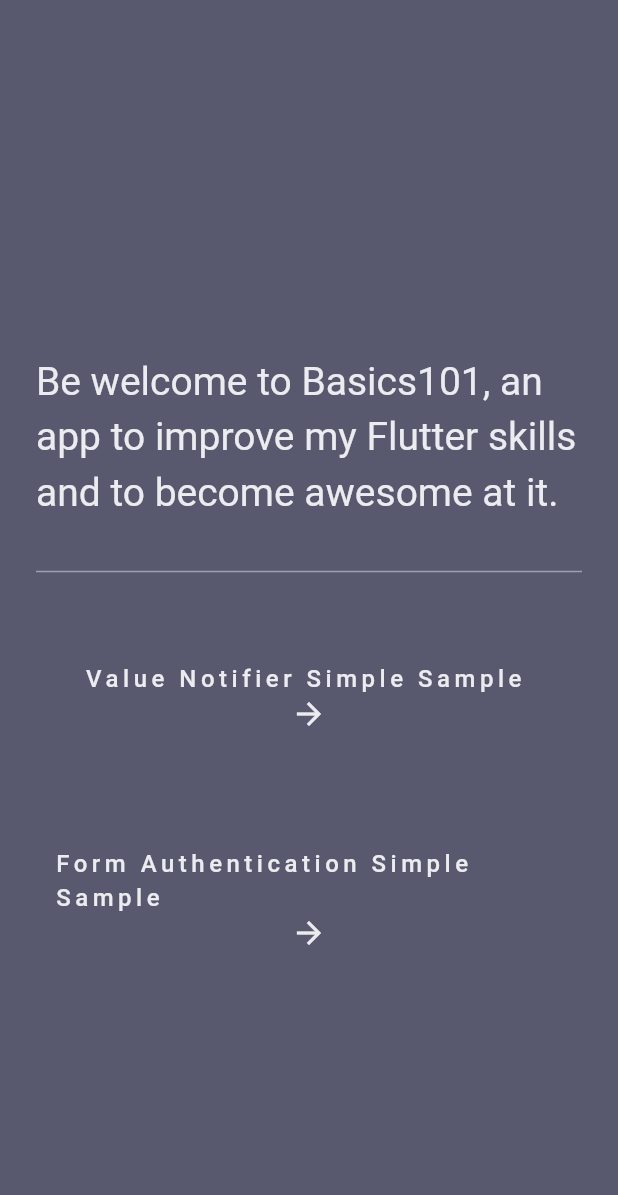
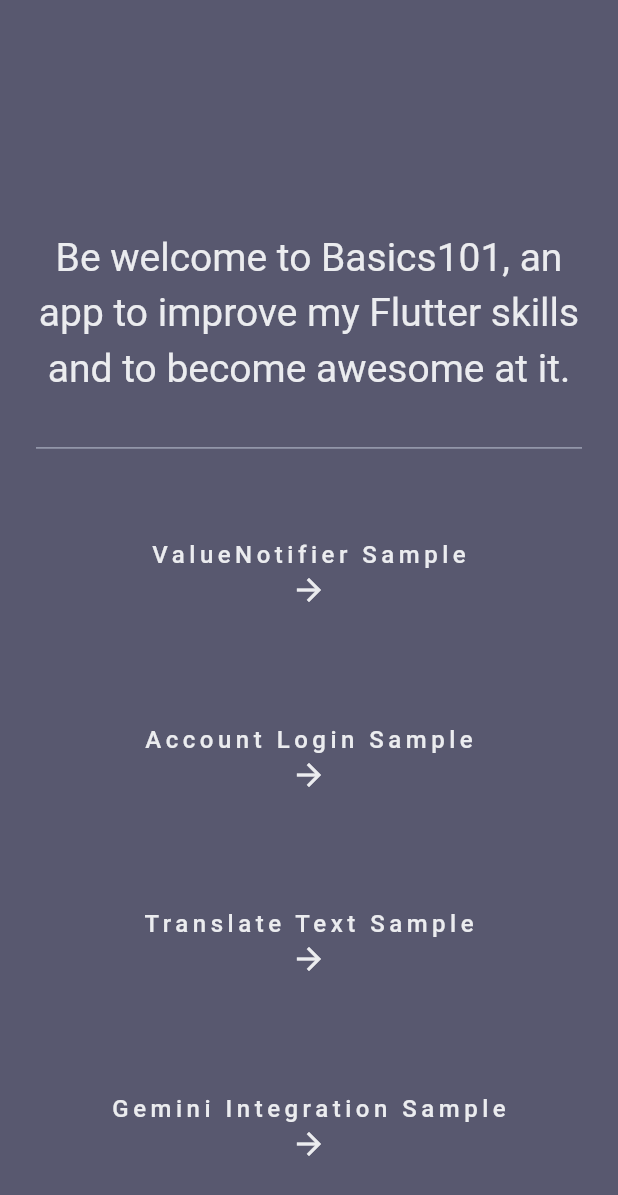
Before and after one commit to devherik/FlutterBasics101, a Flutter app: the screen it shows after launch, on a phone screen of 412 x 824 dp. Shown: the top 1195 px of the screen. Run offline on Flutter 3.47's test engine with Material 3 defaults, Android fonts, the phone set to English and light mode, and no system bars; our stand-ins replace go_router.

Commit message:
structure: next pages created

```diff
--- a/lib/config/app_router.dart
+++ b/lib/config/app_router.dart
@@ -1,7 +1,10 @@
 import 'package:basic101/pages/auth/auth_page.dart';
 import 'package:basic101/pages/auth/newaccount_page.dart';
 import 'package:basic101/pages/auth/recovery_page.dart';
+import 'package:basic101/pages/data_analytics/data_analytics_page.dart';
+import 'package:basic101/pages/gemini_page.dart';
 import 'package:basic101/pages/home_page.dart';
+import 'package:basic101/pages/translate_page.dart';
 import 'package:basic101/pages/valuenotifier_page.dart';
 import 'package:flutter/material.dart';
 import 'package:go_router/go_router.dart';
@@ -73,7 +76,46 @@
               child: child,
             ),
           ),
-        )
+        ),
+        GoRoute(
+          path: 'translate',
+          name: 'translate',
+          pageBuilder: (context, state) => CustomTransitionPage<void>(
+            child: const TranslatePage(),
+            transitionsBuilder:
+                (context, animation, secondaryAnimation, child) =>
+                    FadeTransition(
+              opacity: animation,
+              child: child,
+            ),
+          ),
+        ),
+        GoRoute(
+          path: 'gemini',
+          name: 'gemini',
+          pageBuilder: (context, state) => CustomTransitionPage<void>(
+            child: const GeminiPage(),
+            transitionsBuilder:
+                (context, animation, secondaryAnimation, child) =>
+                    FadeTransition(
+              opacity: animation,
+              child: child,
+            ),
+          ),
+        ),
+        GoRoute(
+          path: 'dataanalytics',
+          name: 'dataanalytics',
+          pageBuilder: (context, state) => CustomTransitionPage<void>(
+            child: const DataAnalyticsPage(),
+            transitionsBuilder:
+                (context, animation, secondaryAnimation, child) =>
+                    FadeTransition(
+              opacity: animation,
+              child: child,
+            ),
+          ),
+        ),
       ],
     ),
   ], initialLocation: '/home');
--- a/lib/pages/home_page.dart
+++ b/lib/pages/home_page.dart
@@ -17,6 +17,11 @@
   @override
   Widget build(BuildContext context) {
     return Scaffold(
+      appBar: AppBar(
+        backgroundColor: Colors.transparent,
+      ),
+      // drawer: homeDrawer(),
+      extendBodyBehindAppBar: true,
       body: Container(
         padding: const EdgeInsets.symmetric(vertical: 14, horizontal: 24),
         height: MediaQuery.of(context).size.height,
@@ -27,11 +32,12 @@
               crossAxisAlignment: CrossAxisAlignment.center,
               mainAxisAlignment: MainAxisAlignment.center,
               children: [
-                SizedBox(height: MediaQuery.of(context).size.height * .25),
+                SizedBox(height: MediaQuery.of(context).size.height * .15),
                 const Padding(
                   padding: EdgeInsets.symmetric(vertical: 14),
                   child: Text(
                     'Be welcome to Basics101, an app to improve my Flutter skills and to become awesome at it.',
+                    textAlign: TextAlign.center,
                     style: TextStyle(
                         fontSize: 26,
                         letterSpacing: 0,
@@ -44,70 +50,28 @@
                   child: Divider(),
                 ),
                 Padding(
-                  padding: const EdgeInsets.symmetric(vertical: 14),
-                  child: MaterialButton(
-                    padding: const EdgeInsets.symmetric(
-                        vertical: 24, horizontal: 12),
-                    minWidth: MediaQuery.of(context).size.width,
-                    onPressed: () {
-                      context.push('/home/valuenotifier');
-                    },
-                    shape: RoundedRectangleBorder(
-                        borderRadius: BorderRadius.circular(26)),
-                    child: const Wrap(
-                      children: [
-                        Center(
-                          child: Text(
-                            'Value Notifier Simple Sample ',
-                            style: TextStyle(
-                              color: global.brightGrey,
-                              letterSpacing: 3,
-                              fontSize: 16,
-                            ),
-                          ),
-                        ),
-                        Center(
-                          child: Icon(
-                            Icons.arrow_forward,
-                            color: global.brightGrey,
-                          ),
-                        )
-                      ],
-                    ),
-                  ),
-                ),
+                    padding: const EdgeInsets.symmetric(vertical: 14),
+                    child: basicMaterialButtom(
+                        '/home/valuenotifier', 'ValueNotifier Sample')),
                 Padding(
-                  padding: const EdgeInsets.symmetric(vertical: 14),
-                  child: MaterialButton(
-                    padding: const EdgeInsets.symmetric(
-                        vertical: 24, horizontal: 12),
-                    minWidth: MediaQuery.of(context).size.width,
-                    onPressed: () {
-                      context.push('/home/auth');
-                    },
-                    shape: RoundedRectangleBorder(
-                        borderRadius: BorderRadius.circular(26)),
-                    child: const Wrap(
-                      children: [
-                        Center(
-                          child: Text(
-                            'Form Authentication Simple Sample ',
-                            style: TextStyle(
-                              color: global.brightGrey,
-                              letterSpacing: 3,
-                              fontSize: 16,
-                            ),
-                          ),
-                        ),
-                        Center(
-                          child: Icon(
-                            Icons.arrow_forward,
-                            color: global.brightGrey,
-                          ),
-                        )
-                      ],
-                    ),
-                  ),
+                    padding: const EdgeInsets.symmetric(vertical: 14),
+                    child: basicMaterialButtom(
+                        '/home/auth', 'Account Login Sample')),
+                Padding(
+                    padding: const EdgeInsets.symmetric(vertical: 14),
+                    child: basicMaterialButtom(
+                        '/home/translate', 'Translate Text Sample')),
+                Padding(
+                    padding: const EdgeInsets.symmetric(vertical: 14),
+                    child: basicMaterialButtom(
+                        '/home/translate', 'Gemini Integration Sample')),
+                Padding(
+                    padding: const EdgeInsets.symmetric(vertical: 14),
+                    child: basicMaterialButtom(
+                        '/home/dataanalytics', 'Data Analytics Sample')),
+                const Padding(
+                  padding: EdgeInsets.symmetric(vertical: 14),
+                  child: Divider(),
                 ),
               ],
             ),
@@ -116,4 +80,65 @@
       ),
     );
   }
+
+  Widget basicMaterialButtom(String path, String label) => MaterialButton(
+        padding: const EdgeInsets.symmetric(vertical: 24, horizontal: 12),
+        minWidth: MediaQuery.of(context).size.width,
+        onPressed: () {
+          context.push(path);
+        },
+        shape: RoundedRectangleBorder(borderRadius: BorderRadius.circular(26)),
+        child: Wrap(
+          children: [
+            Center(
+              child: Text(
+                label,
+                style: const TextStyle(
+                  color: global.brightGrey,
+                  letterSpacing: 3,
+                  fontSize: 16,
+                ),
+              ),
+            ),
+            const Center(
+              child: Icon(
+                Icons.arrow_forward,
+                color: global.brightGrey,
+              ),
+            )
+          ],
+        ),
+      );
+  Widget homeDrawer() => Drawer(
+        backgroundColor: global.sombreGrey,
+        child: Container(
+          padding: const EdgeInsets.symmetric(vertical: 14, horizontal: 24),
+          height: MediaQuery.of(context).size.height,
+          child: Column(
+            mainAxisAlignment: MainAxisAlignment.start,
+            crossAxisAlignment: CrossAxisAlignment.start,
+            children: <Widget>[
+              SizedBox(
+                height: MediaQuery.of(context).size.height * .15,
+                width: MediaQuery.of(context).size.width,
+                child: Stack(children: <Widget>[
+                  Container(
+                    decoration: const BoxDecoration(
+                        shape: BoxShape.circle, color: Colors.black54),
+                  ),
+                  Container(
+                    margin: EdgeInsets.all(4),
+                    decoration: BoxDecoration(
+                        shape: BoxShape.circle, color: global.green),
+                  ),
+                ]),
+              ),
+              Align(
+                alignment: Alignment.bottomCenter,
+                child: Text('Hello'),
+              )
+            ],
+          ),
+        ),
+      );
 }
```
Also changed, not shown: lib/pages/auth/auth_page.dart (+11 -0 lines), lib/pages/auth/newaccount_page.dart (+11 -0 lines), lib/pages/auth/recovery_page.dart (+11 -0 lines), lib/pages/data_analytics/data_analytics_page.dart (added, +37 -0 lines), lib/pages/gemini_page.dart (added, +38 -0 lines), lib/pages/translate_page.dart (added, +38 -0 lines), lib/pages/valuenotifier_page.dart (+11 -0 lines).
